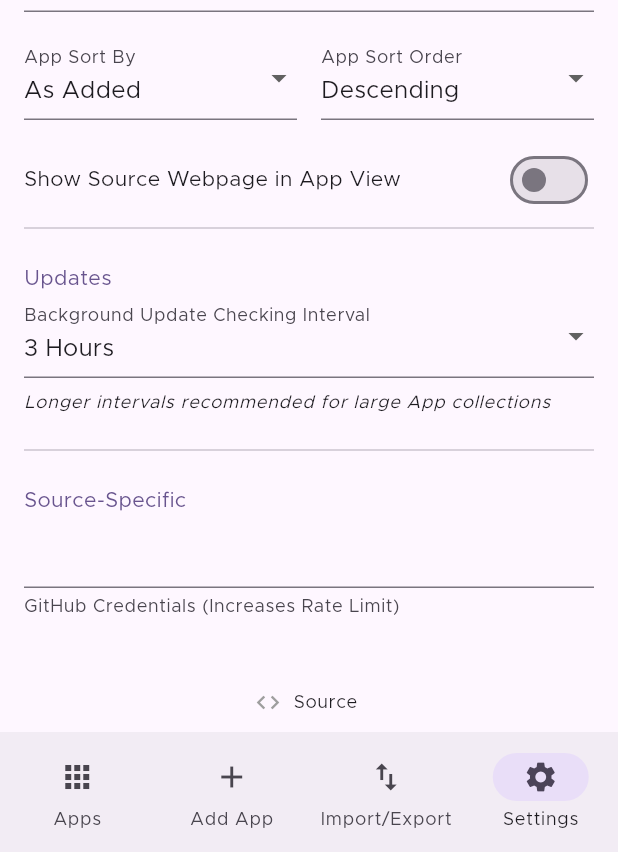
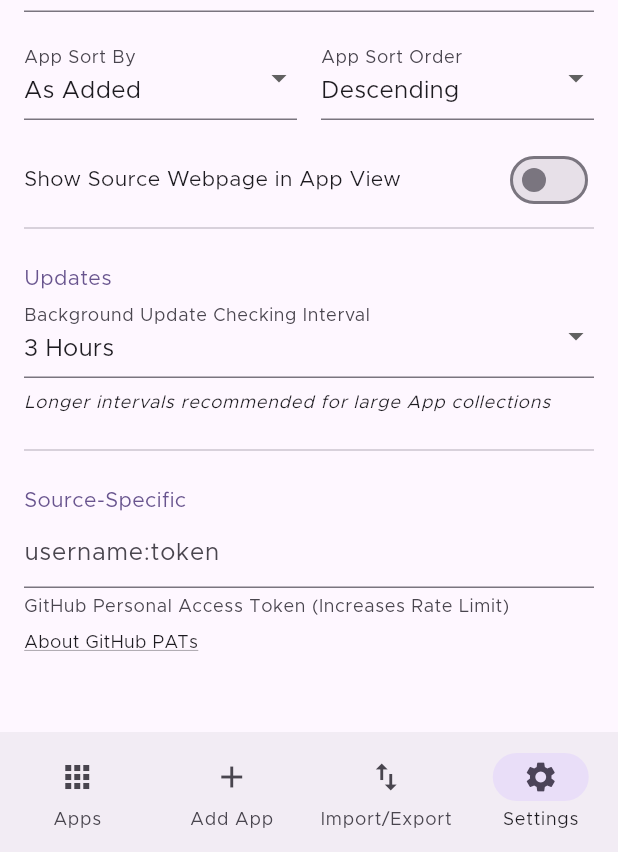
Before and after one commit to ownerroc/ObtainRoc, a Flutter app: the screen it shows after launch, item 4 of the bottom bar chosen, on a phone screen of 412 x 824 dp, the part 384-1236 px from its top. Run offline on Flutter 3.47's test engine with Material 2 defaults, Android fonts, the phone set to English and light mode, and no system bars; drawn by our look-alikes of dynamic_color; our stand-ins replace device_info_plus, file_picker, flutter_local_notifications, fluttertoast, permission_handler, share_plus and 2 more; missing offline and left inert: flutter_fgbg, flutter_install_app, workmanager; statements that could not run were skipped.

Commit message:
Clearer GitHub PAT instructions

```diff
--- a/lib/app_sources/github.dart
+++ b/lib/app_sources/github.dart
@@ -1,9 +1,11 @@
 import 'dart:convert';
+import 'package:flutter/material.dart';
 import 'package:http/http.dart';
 import 'package:obtainium/components/generated_form.dart';
 import 'package:obtainium/custom_errors.dart';
 import 'package:obtainium/providers/settings_provider.dart';
 import 'package:obtainium/providers/source_provider.dart';
+import 'package:url_launcher/url_launcher_string.dart';
 
 class GitHub implements AppSource {
   @override
@@ -137,7 +139,7 @@ class GitHub implements AppSource {
   @override
   List<GeneratedFormItem> moreSourceSettingsFormItems = [
     GeneratedFormItem(
-        label: 'GitHub Credentials (Increases Rate Limit)',
+        label: 'GitHub Personal Access Token (Increases Rate Limit)',
         id: 'github-creds',
         required: false,
         additionalValidators: [
@@ -153,6 +155,23 @@ class GitHub implements AppSource {
             }
             return null;
           }
+        ],
+        hint: 'username:token',
+        belowWidgets: [
+          const SizedBox(
+            height: 8,
+          ),
+          GestureDetector(
+              onTap: () {
+                launchUrlString(
+                    'https://docs.github.com/en/authentication/keeping-your-account-and-data-secure/creating-a-personal-access-token',
+                    mode: LaunchMode.externalApplication);
+              },
+              child: const Text(
+                'About GitHub PATs',
+                style: TextStyle(
+                    decoration: TextDecoration.underline, fontSize: 12),
+              ))
         ])
   ];
 }
--- a/lib/components/generated_form.dart
+++ b/lib/components/generated_form.dart
@@ -11,6 +11,8 @@ class GeneratedFormItem {
   late int max;
   late List<String? Function(String? value)> additionalValidators;
   late String id;
+  late List<Widget> belowWidgets;
+  late String? hint;
 
   GeneratedFormItem(
       {this.label = 'Input',
@@ -18,7 +20,9 @@ class GeneratedFormItem {
       this.required = true,
       this.max = 1,
       this.additionalValidators = const [],
-      this.id = 'input'});
+      this.id = 'input',
+      this.belowWidgets = const [],
+      this.hint});
 }
 
 class GeneratedForm extends StatefulWidget {
@@ -91,7 +95,8 @@ class _GeneratedFormState extends State<GeneratedForm> {
               });
             },
             decoration: InputDecoration(
-                helperText: e.value.label + (e.value.required ? ' *' : '')),
+                helperText: e.value.label + (e.value.required ? ' *' : ''),
+                hintText: e.value.hint),
             minLines: e.value.max <= 1 ? null : e.value.max,
             maxLines: e.value.max <= 1 ? 1 : e.value.max,
             validator: (value) {
@@ -157,7 +162,13 @@ class _GeneratedFormState extends State<GeneratedForm> {
             width: 20,
           ));
         }
-        rowItems.add(Expanded(child: rowInput.value));
+        rowItems.add(Expanded(
+            child: Column(
+                crossAxisAlignment: CrossAxisAlignment.stretch,
+                children: [
+              rowInput.value,
+              ...widget.items[rowInputs.key][rowInput.key].belowWidgets
+            ])));
       });
       rows.add(rowItems);
     });
```
